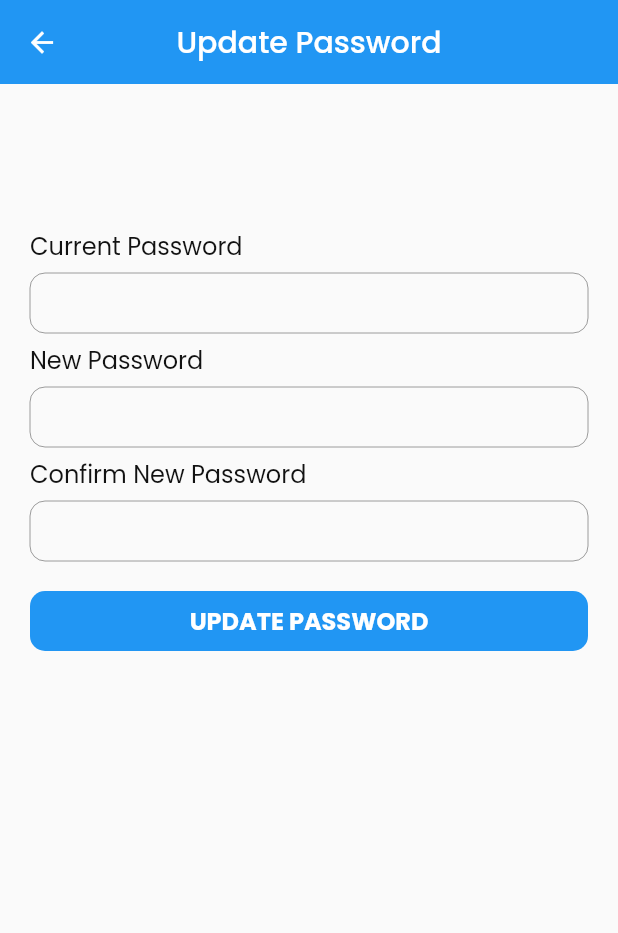
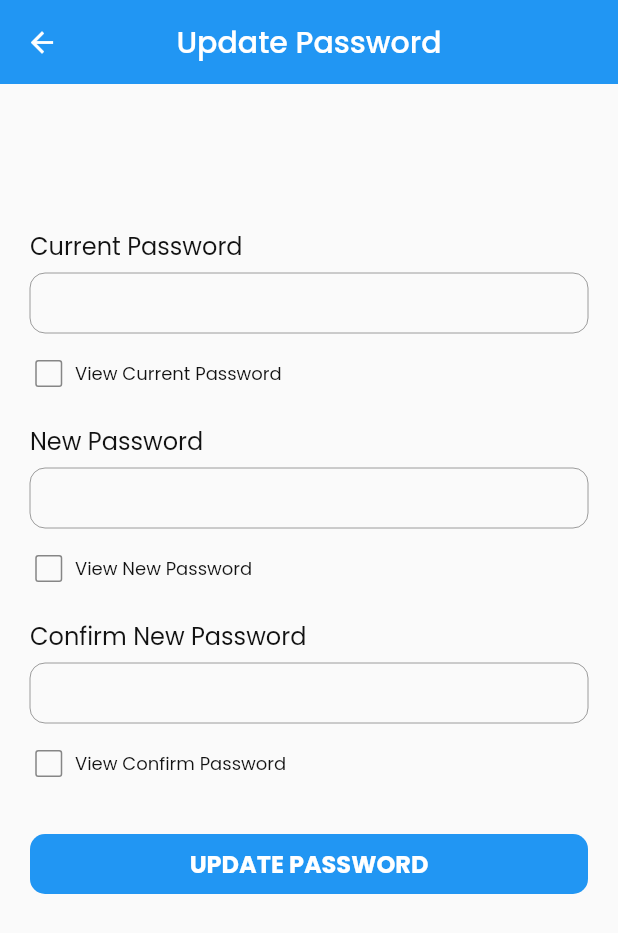
Before and after one commit to diffident016/online-clinic-appointment-apk, a Flutter app: the ChangePassword screen opened directly, on a phone screen of 412 x 824 dp. Shown: the top 933 px of the screen. Run offline on Flutter 3.47's test engine with Material 2 defaults, Android fonts, the phone set to English and light mode, and no system bars; our stand-ins replace chat_bubbles, flutter_secure_storage, fluttertoast, image_picker, jwt_decoder, nanoid and 5 more; missing offline and left inert: age_calculator, qr_code_scanner; accounts and stored records are empty.

Commit message:
feat(pswrd update): added view password checkboxes

```diff
--- a/lib/screens/common/change_password.dart
+++ b/lib/screens/common/change_password.dart
@@ -20,6 +20,13 @@ class _ChangePasswordState extends State<ChangePassword> {
   final _currentPassword = TextEditingController();
   final _newPassword = TextEditingController();
   final _cPassword = TextEditingController();
+
+  bool viewCurrentPassword = false;
+  bool obscureCurrentPassword = true;
+  bool viewNewPassword = false;
+  bool obscureNewPassword = true;
+  bool viewConfirmPassword = false;
+  bool obscureConfirmPassword = true;
 
   final _formKey = GlobalKey<FormState>();
 
@@ -63,7 +70,39 @@ class _ChangePasswordState extends State<ChangePassword> {
                     }
                     return null;
                   },
-                  obscured: true),
+                  obscured: obscureCurrentPassword),
+              Padding(
+                padding: const EdgeInsets.symmetric(vertical: 3),
+                child: Row(
+                  children: [
+                    SizedBox(
+                      width: 25,
+                      child: Checkbox(
+                        value: viewCurrentPassword,
+                        checkColor: Colors.white,
+                        activeColor: primaryColor,
+                        onChanged: (value) {
+                          setState(() {
+                            viewCurrentPassword = value!;
+                            obscureCurrentPassword = !value;
+                          });
+                        },
+                        side: BorderSide(
+                            width: 1, color: textColor.withOpacity(0.5)),
+                        shape: RoundedRectangleBorder(
+                            borderRadius: BorderRadius.circular(2)),
+                      ),
+                    ),
+                    const SizedBox(
+                      width: 5,
+                    ),
+                    const Text(
+                      'View Current Password',
+                      style: TextStyle(color: textColor, fontSize: 12),
+                    )
+                  ],
+                ),
+              ),
               inputLabel("New Password"),
               inputField(
                   controller: _newPassword,
@@ -73,7 +112,39 @@ class _ChangePasswordState extends State<ChangePassword> {
                     }
                     return null;
                   },
-                  obscured: true),
+                  obscured: obscureNewPassword),
+              Padding(
+                padding: const EdgeInsets.symmetric(vertical: 3),
+                child: Row(
+                  children: [
+                    SizedBox(
+                      width: 25,
+                      child: Checkbox(
+                        value: viewNewPassword,
+                        checkColor: Colors.white,
+                        activeColor: primaryColor,
+                        onChanged: (value) {
+                          setState(() {
+                            viewNewPassword = value!;
+                            obscureNewPassword = !value;
+                          });
+                        },
+                        side: BorderSide(
+                            width: 1, color: textColor.withOpacity(0.5)),
+                        shape: RoundedRectangleBorder(
+                            borderRadius: BorderRadius.circular(2)),
+                      ),
+                    ),
+                    const SizedBox(
+                      width: 5,
+                    ),
+                    const Text(
+                      'View New Password',
+                      style: TextStyle(color: textColor, fontSize: 12),
+                    )
+                  ],
+                ),
+              ),
               inputLabel("Confirm New Password"),
               inputField(
                   controller: _cPassword,
@@ -87,7 +158,39 @@ class _ChangePasswordState extends State<ChangePassword> {
                     }
                     return null;
                   },
-                  obscured: true),
+                  obscured: obscureConfirmPassword),
+              Padding(
+                padding: const EdgeInsets.symmetric(vertical: 3),
+                child: Row(
+                  children: [
+                    SizedBox(
+                      width: 25,
+                      child: Checkbox(
+                        value: viewConfirmPassword,
+                        checkColor: Colors.white,
+                        activeColor: primaryColor,
+                        onChanged: (value) {
+                          setState(() {
+                            viewConfirmPassword = value!;
+                            obscureConfirmPassword = !value;
+                          });
+                        },
+                        side: BorderSide(
+                            width: 1, color: textColor.withOpacity(0.5)),
+                        shape: RoundedRectangleBorder(
+                            borderRadius: BorderRadius.circular(2)),
+                      ),
+                    ),
+                    const SizedBox(
+                      width: 5,
+                    ),
+                    const Text(
+                      'View Confirm Password',
+                      style: TextStyle(color: textColor, fontSize: 12),
+                    )
+                  ],
+                ),
+              ),
               const SizedBox(
                 height: 20,
               ),
```
